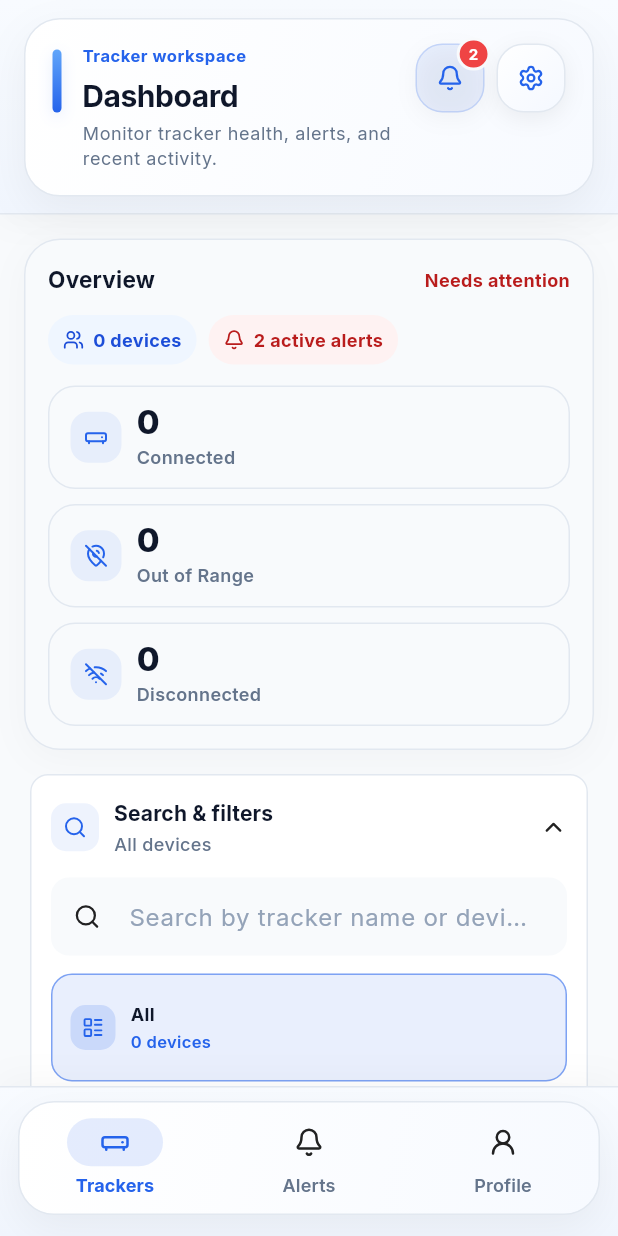
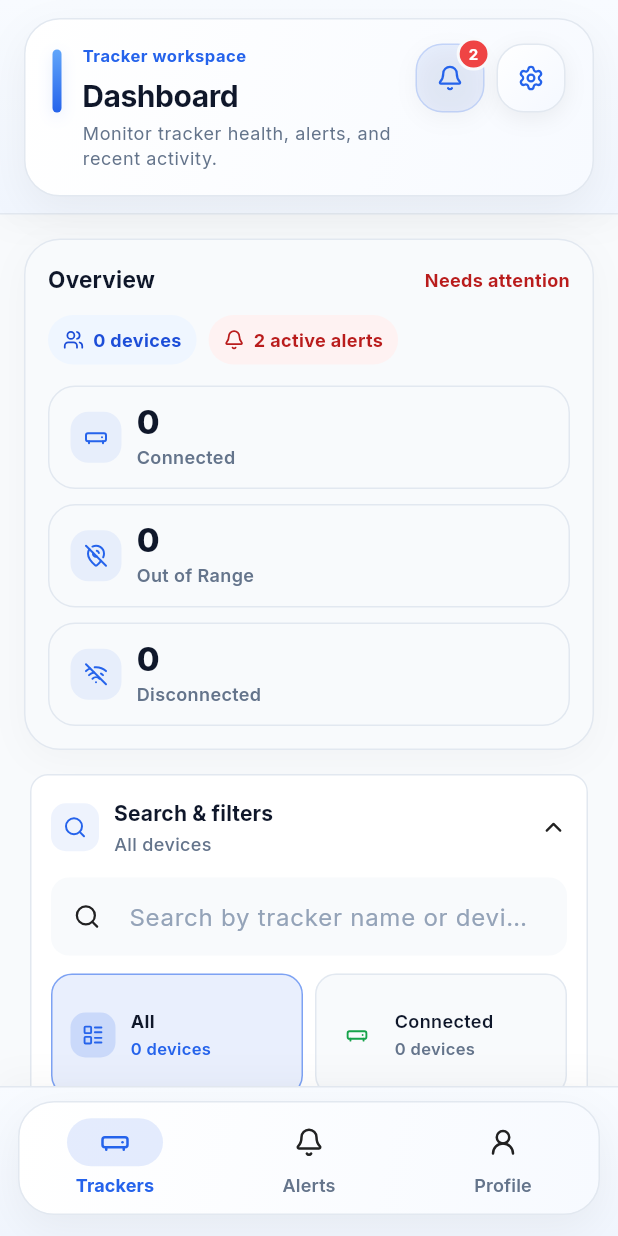
Before and after one commit to michaeljosherr/tracking, a Flutter app: the DashboardScreen screen opened by its route, after a tap on "Search & filters", on a phone screen of 412 x 824 dp. Run offline on Flutter 3.47's test engine with Material 3 defaults, Android fonts, the phone set to English and light mode, and no system bars; our stand-ins replace flutter_blue_plus, go_router, google_fonts, lucide_icons_flutter, shared_preferences, timeago; accounts and stored records are empty.

Commit message:
Update dashboard layout responsiveness for smaller screens
- Adjusted GridView layout logic to improve responsiveness on devices with a maximum width of 280 pixels.
- Modified main axis extent for better spacing in the GridView, enhancing the overall user experience on smaller screens.

```diff
--- a/my_flutter_app/lib/screens/dashboard_screen.dart
+++ b/my_flutter_app/lib/screens/dashboard_screen.dart
@@ -501,8 +501,8 @@ class _DashboardScreenState extends State<DashboardScreen> {
                     const SizedBox(height: 12),
                     LayoutBuilder(
                       builder: (context, constraints) {
-                        final crossAxisCount = constraints.maxWidth < 390 ? 1 : 2;
-                        final mainAxisExtent = crossAxisCount == 1 ? 72.0 : 84.0;
+                        final crossAxisCount = constraints.maxWidth < 280 ? 1 : 2;
+                        final mainAxisExtent = crossAxisCount == 1 ? 72.0 : 82.0;
 
                         return GridView.builder(
                           shrinkWrap: true,
```
